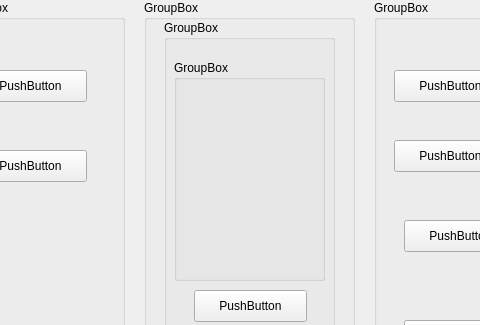
Qt form myui.ui (kevin110604/CV_image-processing) before a commit; both pictures show x 256 to 736 and y 0 to 325 of the 830 by 852 pixel window.
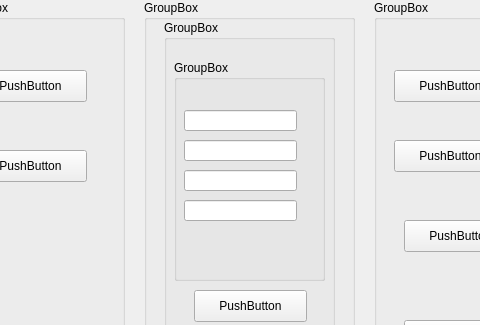
The same form after that commit.

Commit message: Part four done

Patch:
```diff
--- a/myui.ui
+++ b/myui.ui
@@ -180,6 +180,46 @@
       <property name="title">
        <string>GroupBox</string>
       </property>
+      <widget class="QLineEdit" name="lineEdit311">
+       <property name="geometry">
+        <rect>
+         <x>10</x>
+         <y>50</y>
+         <width>113</width>
+         <height>21</height>
+        </rect>
+       </property>
+      </widget>
+      <widget class="QLineEdit" name="lineEdit312">
+       <property name="geometry">
+        <rect>
+         <x>10</x>
+         <y>80</y>
+         <width>113</width>
+         <height>21</height>
+        </rect>
+       </property>
+      </widget>
+      <widget class="QLineEdit" name="lineEdit313">
+       <property name="geometry">
+        <rect>
+         <x>10</x>
+         <y>110</y>
+         <width>113</width>
+         <height>21</height>
+        </rect>
+       </property>
+      </widget>
+      <widget class="QLineEdit" name="lineEdit314">
+       <property name="geometry">
+        <rect>
+         <x>10</x>
+         <y>140</y>
+         <width>113</width>
+         <height>21</height>
+        </rect>
+       </property>
+      </widget>
      </widget>
      <widget class="QPushButton" name="pushButton31">
       <property name="geometry">
```
The commit also changes 2 other files.
